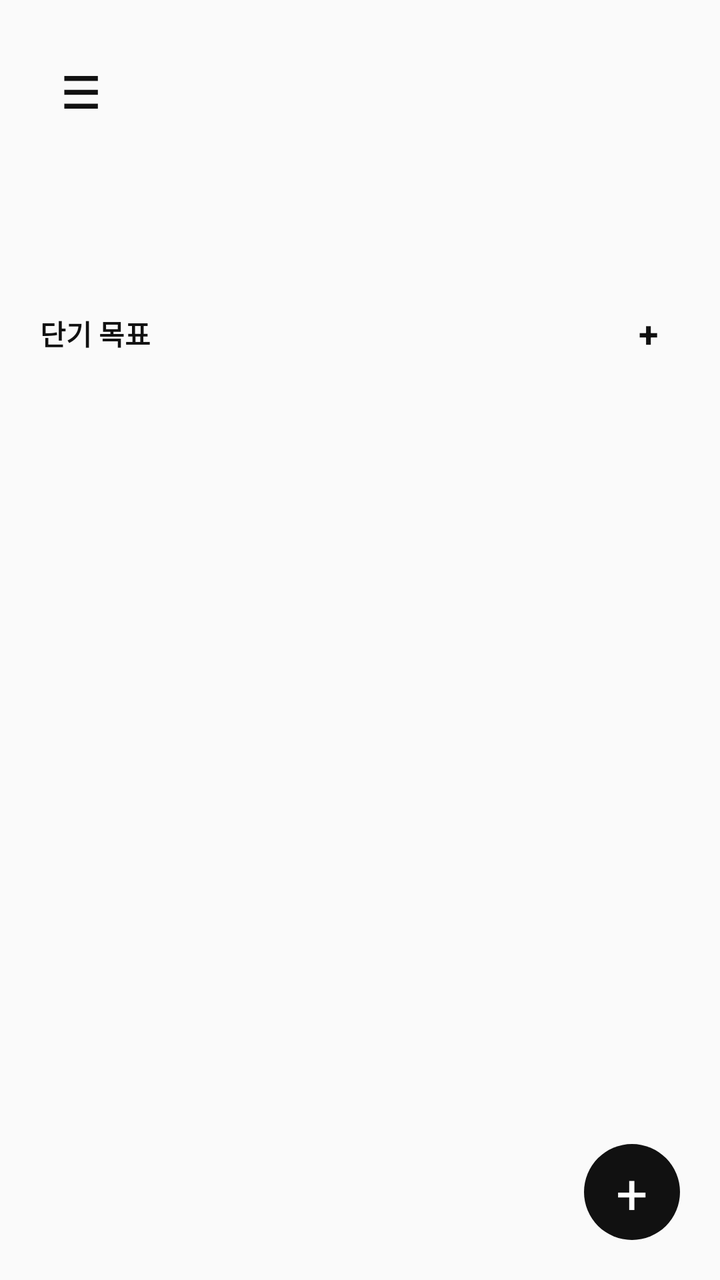
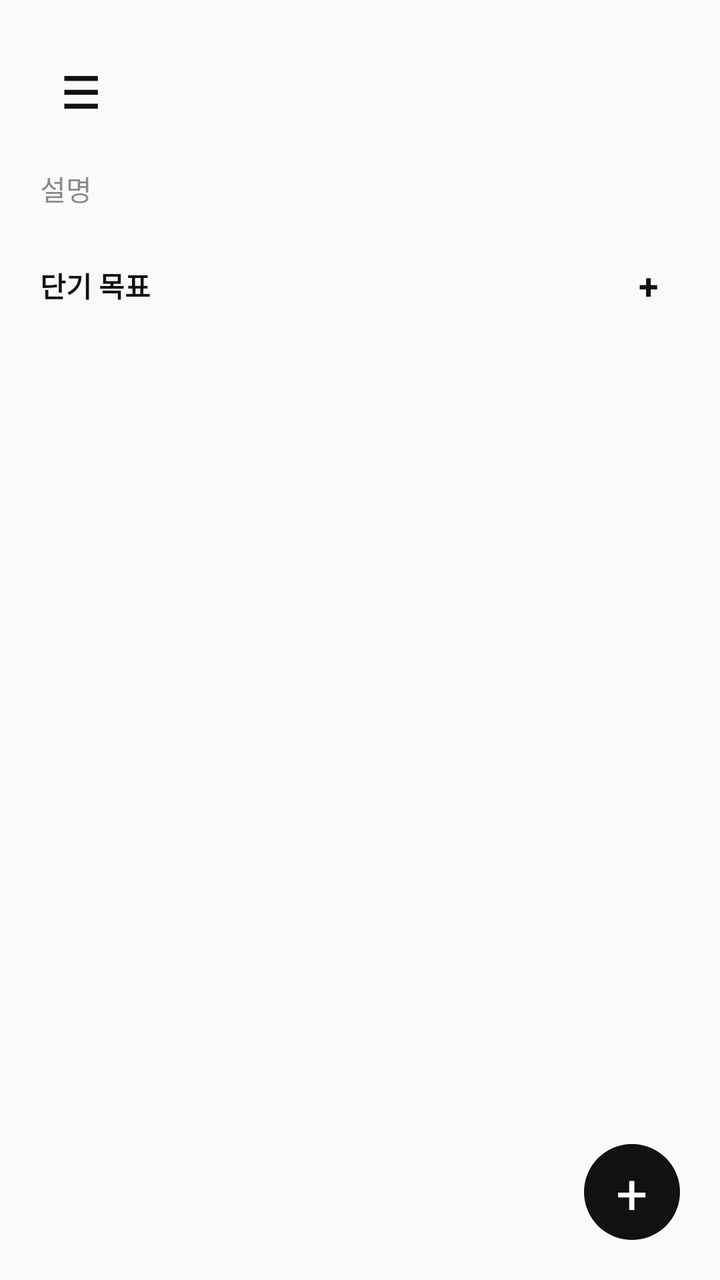

Screens rendered from an Android XML layout before and after an edit, with the pre-edit source and the edit as a unified diff.
<!-- AndroidManifest.xml: application theme Theme.TrailNote -->
<!-- res/layout/fragment_milestone_detail.xml -->
<?xml version="1.0" encoding="utf-8"?>
<FrameLayout xmlns:android="http://schemas.android.com/apk/res/android"
    android:layout_width="match_parent"
    android:layout_height="match_parent"
    android:background="@drawable/bg_screen">

    <LinearLayout
        android:layout_width="match_parent"
        android:layout_height="match_parent"
        android:orientation="vertical"
        android:padding="@dimen/screen_padding">

        <include layout="@layout/view_screen_header" />

        <TextView
            android:id="@+id/descriptionText"
            android:layout_width="match_parent"
            android:layout_height="wrap_content"
            android:layout_marginTop="12dp"
            android:textColor="@color/trail_text_secondary"
            android:textSize="14sp" />

        <TextView
            android:id="@+id/progressText"
            android:layout_width="match_parent"
            android:layout_height="wrap_content"
            android:layout_marginTop="8dp"
            android:textColor="@color/trail_ink"
            android:textSize="13sp"
            android:textStyle="bold" />

        <LinearLayout
            android:layout_width="match_parent"
            android:layout_height="wrap_content"
            android:layout_marginTop="@dimen/section_gap"
            android:gravity="center_vertical"
            android:orientation="horizontal">

            <TextView
                style="@style/TrailText.Section"
                android:layout_width="0dp"
                android:layout_height="wrap_content"
                android:layout_weight="1"
                android:text="단기 목표" />

            <TextView
                android:id="@+id/shortTaskAddButton"
                android:layout_width="32dp"
                android:layout_height="32dp"
                android:gravity="center"
                android:text="+"
                android:textColor="@color/trail_ink"
                android:textSize="18sp"
                android:textStyle="bold" />
        </LinearLayout>

        <androidx.recyclerview.widget.RecyclerView
            android:id="@+id/shortTaskList"
            android:layout_width="match_parent"
            android:layout_height="0dp"
            android:layout_marginTop="10dp"
            android:layout_weight="1"
            android:clipToPadding="false"
            android:paddingBottom="84dp" />

        <TextView
            android:id="@+id/emptyText"
            style="@style/TrailText.Body"
            android:layout_width="match_parent"
            android:layout_height="wrap_content"
            android:layout_marginTop="16dp"
            android:text="아직 단기목표가 없습니다"
            android:visibility="gone" />
    </LinearLayout>

    <TextView
        android:id="@+id/shortTaskFabButton"
        android:layout_width="@dimen/fab_size"
        android:layout_height="@dimen/fab_size"
        android:layout_gravity="bottom|end"
        android:layout_margin="20dp"
        android:background="@drawable/bg_fab"
        android:gravity="center"
        android:text="+"
        android:textColor="@color/white"
        android:textSize="28sp" />

    <include
        android:id="@+id/shortTaskQuickAdd"
        layout="@layout/view_bottom_quick_add" />
</FrameLayout>
<!-- res/layout/view_screen_header.xml (included above) -->
<?xml version="1.0" encoding="utf-8"?>
<LinearLayout xmlns:android="http://schemas.android.com/apk/res/android"
    android:layout_width="match_parent"
    android:layout_height="52dp"
    android:gravity="center_vertical"
    android:orientation="horizontal">

    <TextView
        android:id="@+id/menuText"
        android:layout_width="40dp"
        android:layout_height="40dp"
        android:gravity="center"
        android:text="☰"
        android:textColor="@color/trail_ink"
        android:textSize="22sp"
        android:textStyle="bold" />

    <TextView
        android:id="@+id/headerTitle"
        android:layout_width="0dp"
        android:layout_height="wrap_content"
        android:layout_weight="1"
        android:gravity="center"
        android:textColor="@color/trail_ink"
        android:textSize="16sp"
        android:textStyle="bold" />

    <TextView
        android:id="@+id/headerAction"
        android:layout_width="40dp"
        android:layout_height="40dp"
        android:gravity="center"
        android:textColor="@color/trail_ink"
        android:textSize="19sp"
        android:textStyle="bold" />
</LinearLayout>
<!-- res/layout/view_bottom_quick_add.xml (included above) -->
<?xml version="1.0" encoding="utf-8"?>
<LinearLayout xmlns:android="http://schemas.android.com/apk/res/android"
    android:layout_width="match_parent"
    android:layout_height="wrap_content"
    android:layout_gravity="bottom"
    android:layout_marginStart="20dp"
    android:layout_marginEnd="20dp"
    android:layout_marginBottom="12dp"
    android:gravity="center_vertical"
    android:orientation="horizontal"
    android:visibility="gone">

    <EditText
        android:id="@+id/quickAddEditText"
        android:layout_width="0dp"
        android:layout_height="48dp"
        android:layout_weight="1"
        android:background="@drawable/bg_input_rounded"
        android:imeOptions="actionDone"
        android:inputType="text"
        android:singleLine="true"
        android:textColor="@color/trail_ink"
        android:textColorHint="@color/trail_text_secondary"
        android:textSize="14sp" />

    <TextView
        android:id="@+id/quickAddConfirmButton"
        android:layout_width="48dp"
        android:layout_height="48dp"
        android:layout_marginStart="10dp"
        android:background="@drawable/bg_fab"
        android:gravity="center"
        android:text="✓"
        android:textColor="@color/white"
        android:textSize="24sp"
        android:textStyle="bold" />
</LinearLayout>
<!-- resources referenced by this layout -->
<resources>
  <color name="trail_ink">#FF111111</color>
  <color name="trail_text_secondary">#FF555555</color>
  <color name="white">#FFFFFFFF</color>
  <dimen name="fab_size">48dp</dimen>
  <dimen name="screen_padding">20dp</dimen>
  <dimen name="section_gap">22dp</dimen>
  <!-- drawable bg_fab (drawable) -->
  <?xml version="1.0" encoding="utf-8"?>
  <shape xmlns:android="http://schemas.android.com/apk/res/android" android:shape="oval">
      <solid android:color="@color/trail_ink" />
  </shape>
  <!-- drawable bg_input_rounded (drawable) -->
  <?xml version="1.0" encoding="utf-8"?>
  <shape xmlns:android="http://schemas.android.com/apk/res/android">
      <solid android:color="@color/white" />
      <stroke android:width="1dp" android:color="@color/trail_line" />
      <corners android:radius="22dp" />
      <padding android:left="16dp" android:top="11dp" android:right="16dp" android:bottom="11dp" />
  </shape>
  <!-- drawable bg_screen (drawable) -->
  <?xml version="1.0" encoding="utf-8"?>
  <shape xmlns:android="http://schemas.android.com/apk/res/android">
      <solid android:color="@color/trail_bg" />
  </shape>
  <style name="TrailText.Body" parent="TrailText.Base">
          <item name="android:textColor">@color/trail_text_secondary</item>
          <item name="android:textSize">13sp</item>
      </style>
  <style name="TrailText.Section" parent="TrailText.Base">
          <item name="android:textColor">@color/trail_ink</item>
          <item name="android:textSize">14sp</item>
          <item name="android:textStyle">bold</item>
      </style>
  <style name="Theme.TrailNote" parent="Theme.MaterialComponents.DayNight.NoActionBar">
          <item name="colorPrimary">@color/trail_ink</item>
          <item name="colorPrimaryVariant">@color/trail_ink</item>
          <item name="colorSecondary">@color/trail_ink</item>
          <item name="android:fontFamily">sans-serif</item>
          <item name="android:windowLightStatusBar">true</item>
          <item name="android:statusBarColor">@color/trail_bg</item>
          <item name="android:navigationBarColor">@color/white</item>
      </style>
  <color name="trail_line">#FFE2E2E2</color>
  <color name="trail_bg">#FFFAFAFA</color>
  <style name="TrailText.Base">
          <item name="android:fontFamily">sans-serif</item>
      </style>
</resources>

<!-- the commit's change to res/layout/fragment_milestone_detail.xml (unified diff, before → after) -->
@@ -12,22 +12,22 @@
 
         <include layout="@layout/view_screen_header" />
 
-        <TextView
+        <EditText
             android:id="@+id/descriptionText"
             android:layout_width="match_parent"
             android:layout_height="wrap_content"
             android:layout_marginTop="12dp"
+            android:background="@null"
+            android:backgroundTint="@android:color/transparent"
+            android:hint="&#49444;&#47749;"
+            android:inputType="textMultiLine|textNoSuggestions"
+            android:maxLines="2"
+            android:minLines="1"
+            android:padding="0dp"
+            android:singleLine="false"
             android:textColor="@color/trail_text_secondary"
+            android:textColorHint="@color/trail_muted"
             android:textSize="14sp" />
-
-        <TextView
-            android:id="@+id/progressText"
-            android:layout_width="match_parent"
-            android:layout_height="wrap_content"
-            android:layout_marginTop="8dp"
-            android:textColor="@color/trail_ink"
-            android:textSize="13sp"
-            android:textStyle="bold" />
 
         <LinearLayout
             android:layout_width="match_parent"
@@ -125,6 +125,17 @@
         android:textColor="@color/trail_ink"
         android:textSize="19sp"
         android:textStyle="bold" />
+
+    <TextView
+        android:id="@+id/headerMore"
+        android:layout_width="40dp"
+        android:layout_height="40dp"
+        android:gravity="center"
+        android:text="&#183;&#183;&#183;"
+        android:textColor="@color/trail_ink"
+        android:textSize="19sp"
+        android:textStyle="bold"
+        android:visibility="gone" />
 </LinearLayout>
 <!-- res/layout/view_bottom_quick_add.xml (included above) -->
 <?xml version="1.0" encoding="utf-8"?>
<!-- resource entries referenced after the edit -->
@@ -1,6 +1,7 @@
 <!-- resources referenced by this layout -->
 <resources>
   <color name="trail_ink">#FF111111</color>
+  <color name="trail_muted">#FF8A8A8A</color>
   <color name="trail_text_secondary">#FF555555</color>
   <color name="white">#FFFFFFFF</color>
   <dimen name="fab_size">48dp</dimen>
